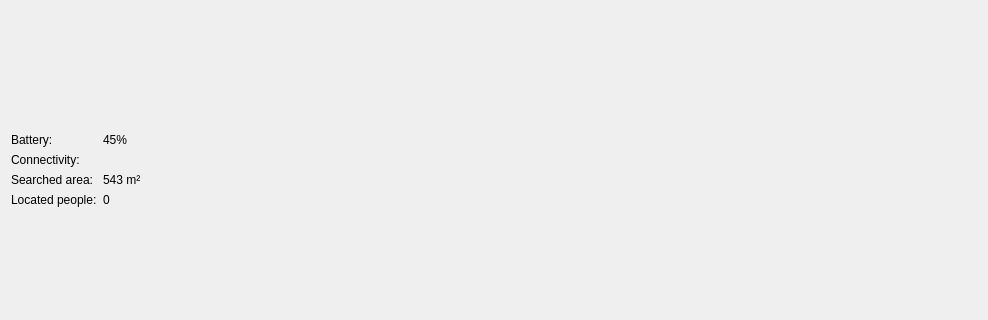
jspngh/shae-workstation, file src/ui/overviewdroneitem.ui: the form before one commit; both pictures show x 0 to 988 and y 170 to 490 of the 988 by 627 pixel window.
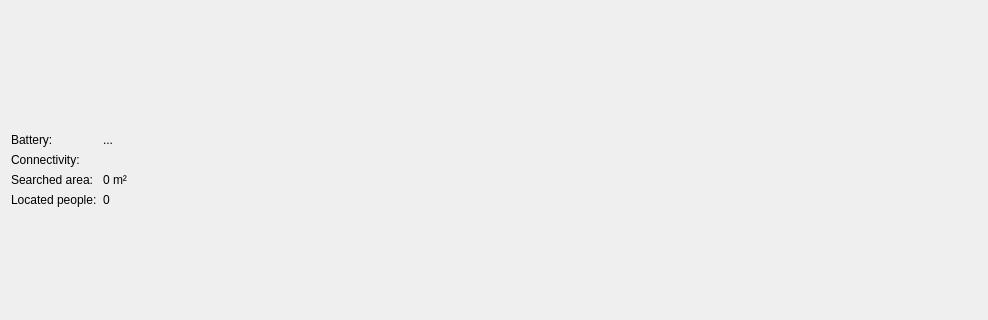
The form after the commit. Icons and pictures are not drawn.

Diff of the .ui file:
```diff
--- a/src/ui/overviewdroneitem.ui
+++ b/src/ui/overviewdroneitem.ui
@@ -34,7 +34,7 @@
      <item row="0" column="1">
       <widget class="QLabel" name="batteryValue">
        <property name="text">
-        <string>45%</string>
+        <string>...</string>
        </property>
       </widget>
      </item>
@@ -55,7 +55,7 @@
      <item row="2" column="1">
       <widget class="QLabel" name="searchAreaValue">
        <property name="text">
-        <string>543 m²</string>
+        <string>0 m²</string>
        </property>
       </widget>
      </item>
```
